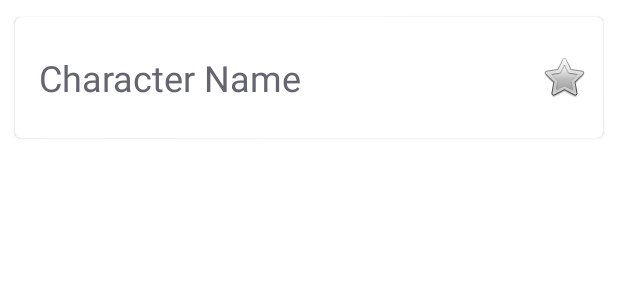
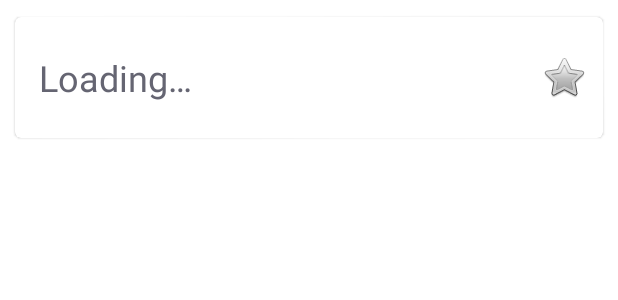
Before and after one commit to gustavofreitas/may-the-force-be-with-you, an Android app: the layout people_list_item.xml on its own in the app's theme, with its tools: preview values and no code run, on a phone screen of 412 x 824 dp. Shown: the top 300 px of the screen. Run offline under Robolectric (Android 15) with nearby library versions, the phone set to English and light mode, and no system bars.

Commit message:
feat(shimmer): enable shimmer on loading data

```diff
--- a/app/src/main/res/layout/people_list_item.xml
+++ b/app/src/main/res/layout/people_list_item.xml
@@ -1,5 +1,4 @@
 <?xml version="1.0" encoding="utf-8"?>
-
 <com.google.android.material.card.MaterialCardView xmlns:android="http://schemas.android.com/apk/res/android"
     xmlns:app="http://schemas.android.com/apk/res-auto"
     android:id="@+id/cardContainer"
@@ -14,6 +13,11 @@
     android:stateListAnimator="@animator/lift_on_touch"
     app:cardPreventCornerOverlap="false"
     app:cardUseCompatPadding="true">
+
+    <com.facebook.shimmer.ShimmerFrameLayout
+        android:id="@+id/shimmer_view_container"
+        android:layout_width="match_parent"
+        android:layout_height="match_parent">
 
         <LinearLayout
             android:layout_width="match_parent"
@@ -36,6 +40,7 @@
             <ImageButton
                 android:id="@+id/ibFavorite"
                 style="@style/ImageButton.Favorite"
+                android:contentDescription="@string/favorite_image_content_description"
                 android:layout_width="0dp"
                 android:layout_height="wrap_content"
                 android:layout_gravity="end|center_vertical"
@@ -45,4 +50,5 @@
                 android:paddingEnd="16dp"
                 app:srcCompat="@android:drawable/btn_star_big_off" />
         </LinearLayout>
+    </com.facebook.shimmer.ShimmerFrameLayout>
 </com.google.android.material.card.MaterialCardView>
--- a/app/src/main/res/values/strings.xml
+++ b/app/src/main/res/values/strings.xml
@@ -1,7 +1,7 @@
 <resources>
     <string name="app_name">MayTheForceBeWith_Gustavo</string>
 
-    <string name="placeholderText">Character Name</string>
+    <string name="placeholderText">Loading…</string>
 
     <string name="hint_search">Search</string>
 
@@ -11,4 +11,5 @@
     <string name="label_skin_color">Skin Color</string>
     <string name="label_gender">Gender</string>
     <string name="details">Details</string>
+    <string name="favorite_image_content_description">Favorite image</string>
 </resources>
```
Also changed, not shown: app/src/main/java/br/com/example/maytheforcebewith_gustavo/ui/fragment/people/PeopleViewHolder.kt (+6 -3 lines). Lines whose indentation alone changed are shown as unchanged.
